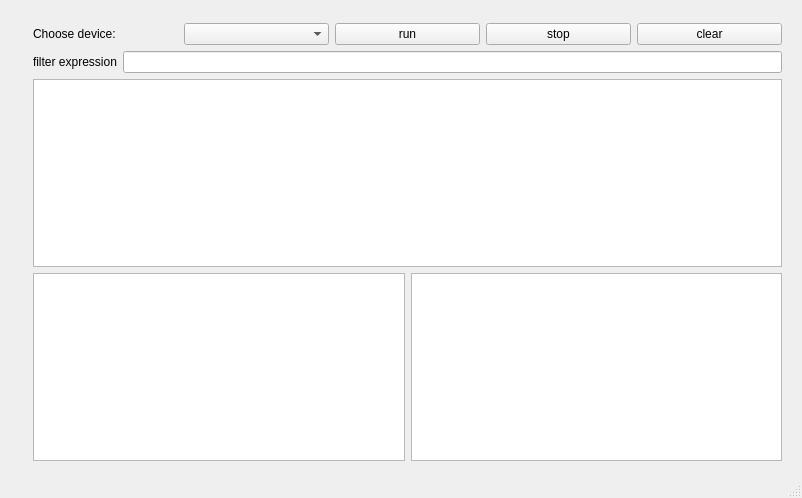
Above: src/1/mainwindow.ui from qiaolunzhang/sniffer before the change. Below: the same form after it.
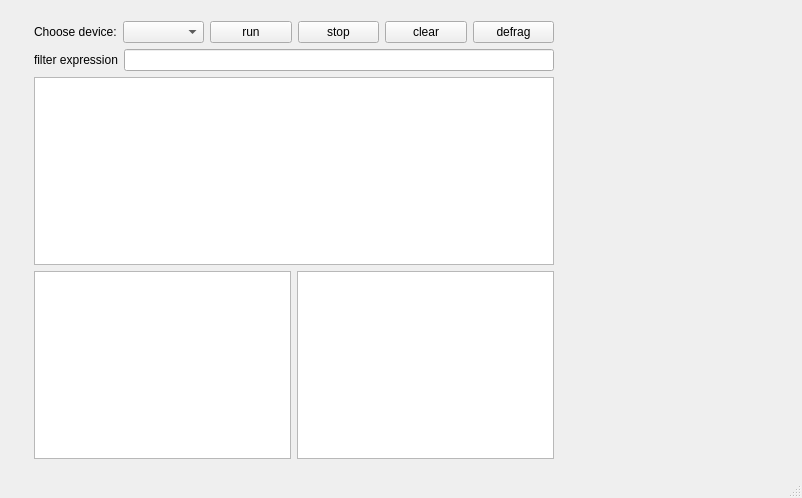
That is the form after the change.

```diff
--- a/src/1/mainwindow.ui
+++ b/src/1/mainwindow.ui
@@ -17,9 +17,9 @@
    <widget class="QWidget" name="">
     <property name="geometry">
      <rect>
-      <x>22</x>
-      <y>12</y>
-      <width>771</width>
+      <x>23</x>
+      <y>10</y>
+      <width>542</width>
       <height>460</height>
      </rect>
     </property>
@@ -57,6 +57,13 @@
          </property>
         </widget>
        </item>
+       <item>
+        <widget class="QPushButton" name="pushButton">
+         <property name="text">
+          <string>defrag</string>
+         </property>
+        </widget>
+       </item>
       </layout>
      </item>
      <item>
```
